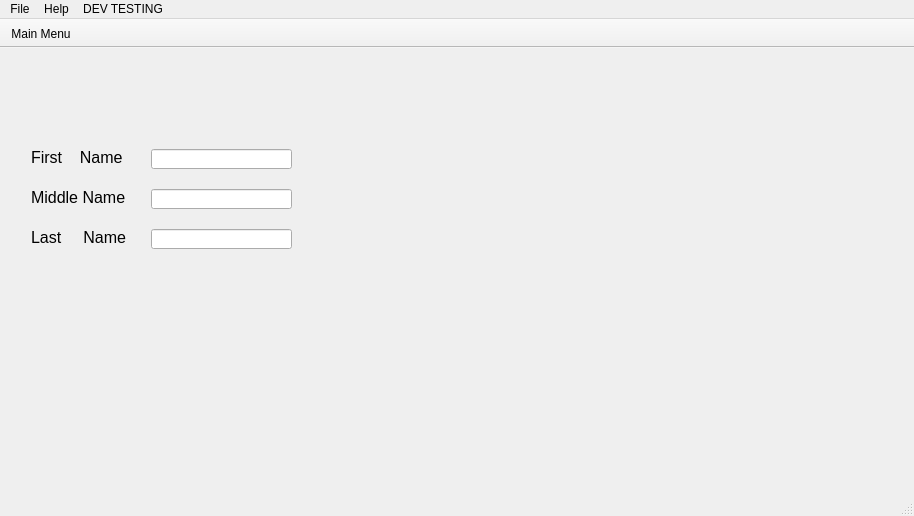
Above: ArcApp/mainwindow.ui from Arc-Project/Arc before the change. Below: the same form after it.
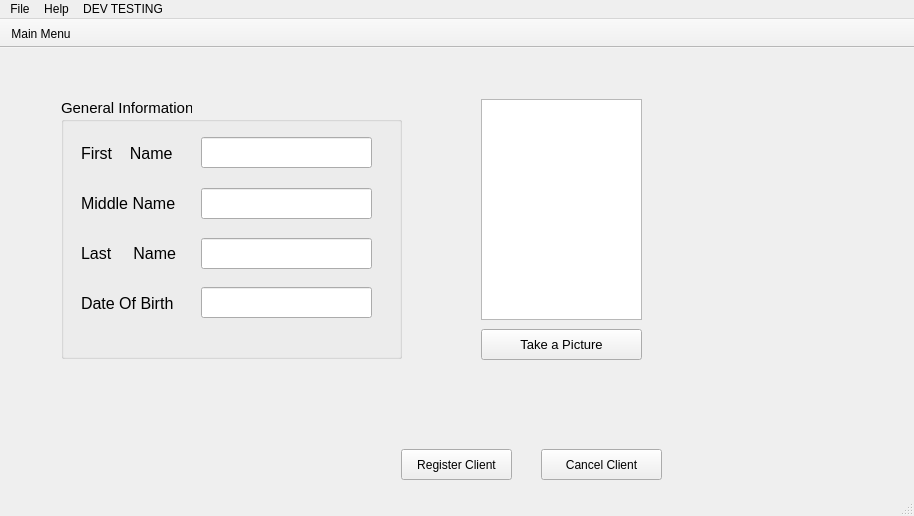
That is the form after the change.

Commit message: add register client page with button

Diff of the .ui file:
```diff
--- a/ArcApp/mainwindow.ui
+++ b/ArcApp/mainwindow.ui
@@ -685,89 +685,189 @@
        </widget>
       </widget>
       <widget class="QWidget" name="registerClient">
-       <widget class="QLabel" name="label_cl_fName">
+       <widget class="QGraphicsView" name="graphicsView">
         <property name="geometry">
          <rect>
-          <x>20</x>
-          <y>90</y>
-          <width>101</width>
-          <height>16</height>
+          <x>470</x>
+          <y>40</y>
+          <width>161</width>
+          <height>221</height>
          </rect>
         </property>
-        <property name="font">
-         <font>
-          <pointsize>12</pointsize>
-         </font>
-        </property>
-        <property name="text">
-         <string>First    Name</string>
-        </property>
        </widget>
-       <widget class="QLabel" name="label_cl_mName">
+       <widget class="QGroupBox" name="groupBox_3">
         <property name="geometry">
          <rect>
-          <x>20</x>
-          <y>130</y>
-          <width>101</width>
-          <height>16</height>
+          <x>50</x>
+          <y>39</y>
+          <width>341</width>
+          <height>261</height>
          </rect>
         </property>
         <property name="font">
          <font>
-          <pointsize>12</pointsize>
+          <pointsize>11</pointsize>
          </font>
         </property>
-        <property name="text">
-         <string>Middle Name</string>
+        <property name="title">
+         <string>General Information</string>
         </property>
+        <widget class="QLabel" name="label_cl_lName">
+         <property name="geometry">
+          <rect>
+           <x>20</x>
+           <y>145</y>
+           <width>101</width>
+           <height>21</height>
+          </rect>
+         </property>
+         <property name="font">
+          <font>
+           <pointsize>12</pointsize>
+          </font>
+         </property>
+         <property name="text">
+          <string>Last     Name</string>
+         </property>
+        </widget>
+        <widget class="QLineEdit" name="lineEdit_cl_dob">
+         <property name="geometry">
+          <rect>
+           <x>140</x>
+           <y>189</y>
+           <width>171</width>
+           <height>31</height>
+          </rect>
+         </property>
+        </widget>
+        <widget class="QLabel" name="label_cl_dob">
+         <property name="geometry">
+          <rect>
+           <x>20</x>
+           <y>195</y>
+           <width>101</width>
+           <height>21</height>
+          </rect>
+         </property>
+         <property name="font">
+          <font>
+           <pointsize>12</pointsize>
+          </font>
+         </property>
+         <property name="text">
+          <string>Date Of Birth</string>
+         </property>
+        </widget>
+        <widget class="QLabel" name="label_cl_fName">
+         <property name="geometry">
+          <rect>
+           <x>20</x>
+           <y>45</y>
+           <width>101</width>
+           <height>21</height>
+          </rect>
+         </property>
+         <property name="font">
+          <font>
+           <pointsize>12</pointsize>
+          </font>
+         </property>
+         <property name="text">
+          <string>First    Name</string>
+         </property>
+        </widget>
+        <widget class="QLabel" name="label_cl_mName">
+         <property name="geometry">
+          <rect>
+           <x>20</x>
+           <y>95</y>
+           <width>101</width>
+           <height>21</height>
+          </rect>
+         </property>
+         <property name="font">
+          <font>
+           <pointsize>12</pointsize>
+          </font>
+         </property>
+         <property name="text">
+          <string>Middle Name</string>
+         </property>
+        </widget>
+        <widget class="QLineEdit" name="lineEdit_cl_fName">
+         <property name="geometry">
+          <rect>
+           <x>140</x>
+           <y>39</y>
+           <width>171</width>
+           <height>31</height>
+          </rect>
+         </property>
+        </widget>
+        <widget class="QLineEdit" name="lineEdit_cl_mName">
+         <property name="geometry">
+          <rect>
+           <x>140</x>
+           <y>90</y>
+           <width>171</width>
+           <height>31</height>
+          </rect>
+         </property>
+        </widget>
+        <widget class="QLineEdit" name="lineEdit_cl_lName">
+         <property name="geometry">
+          <rect>
+           <x>140</x>
+           <y>140</y>
+           <width>171</width>
+           <height>31</height>
+          </rect>
+         </property>
+        </widget>
        </widget>
-       <widget class="QLabel" name="label_cl_lName">
+       <widget class="QPushButton" name="button_takepicutre">
         <property name="geometry">
          <rect>
-          <x>20</x>
-          <y>170</y>
-          <width>101</width>
-          <height>16</height>
+          <x>470</x>
+          <y>270</y>
+          <width>161</width>
+          <height>31</height>
          </rect>
         </property>
         <property name="font">
          <font>
-          <pointsize>12</pointsize>
+          <pointsize>10</pointsize>
          </font>
         </property>
         <property name="text">
-         <string>Last     Name</string>
+         <string>Take a Picture</string>
         </property>
        </widget>
-       <widget class="QLineEdit" name="lineEdit_cl_fName">
+       <widget class="QPushButton" name="button_register_client">
         <property name="geometry">
          <rect>
-          <x>140</x>
-          <y>90</y>
-          <width>141</width>
-          <height>20</height>
+          <x>390</x>
+          <y>390</y>
+          <width>111</width>
+          <height>31</height>
          </rect>
         </property>
-       </widget>
-       <widget class="QLineEdit" name="lineEdit_cl_mName">
-        <property name="geometry">
-         <rect>
-          <x>140</x>
-          <y>130</y>
-          <width>141</width>
-          <height>20</height>
-         </rect>
+        <property name="text">
+         <string>Register Client</string>
         </property>
        </widget>
-       <widget class="QLineEdit" name="lineEdit_cl_lName">
+       <widget class="QPushButton" name="button_cancle_Register">
         <property name="geometry">
          <rect>
-          <x>140</x>
-          <y>170</y>
-          <width>141</width>
-          <height>20</height>
+          <x>530</x>
+          <y>390</y>
+          <width>121</width>
+          <height>31</height>
          </rect>
         </property>
+        <property name="text">
+         <string>Cancel Client</string>
+        </property>
        </widget>
       </widget>
      </widget>
```
Left out of the diff: 2 changed lines with no effect on the pictures. The commit also changes 2 other files.
